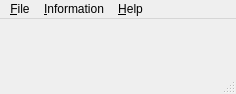
Before: the Qt Designer form gui/ui/iintMain.ui in syncope/adapt, drawn with Qt 5.
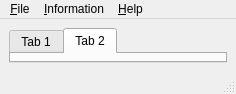
After: the same form once the commit is applied.

Commit message: + added a tabwidget to the main gui, every pop-up image widget gets added there  ++ resolves issue #61

```diff
--- a/gui/ui/iintMain.ui
+++ b/gui/ui/iintMain.ui
@@ -26,6 +26,32 @@
       </item>
      </layout>
     </item>
+    <item row="0" column="1">
+     <widget class="QTabWidget" name="imageTabs">
+      <property name="sizePolicy">
+       <sizepolicy hsizetype="Expanding" vsizetype="Expanding">
+        <horstretch>5</horstretch>
+        <verstretch>0</verstretch>
+       </sizepolicy>
+      </property>
+      <property name="tabShape">
+       <enum>QTabWidget::Rounded</enum>
+      </property>
+      <property name="currentIndex">
+       <number>1</number>
+      </property>
+      <widget class="QWidget" name="tab">
+       <attribute name="title">
+        <string>Tab 1</string>
+       </attribute>
+      </widget>
+      <widget class="QWidget" name="tab_2">
+       <attribute name="title">
+        <string>Tab 2</string>
+       </attribute>
+      </widget>
+     </widget>
+    </item>
    </layout>
   </widget>
   <widget class="QMenuBar" name="menubar">
```
The commit also changes 2 other files.
